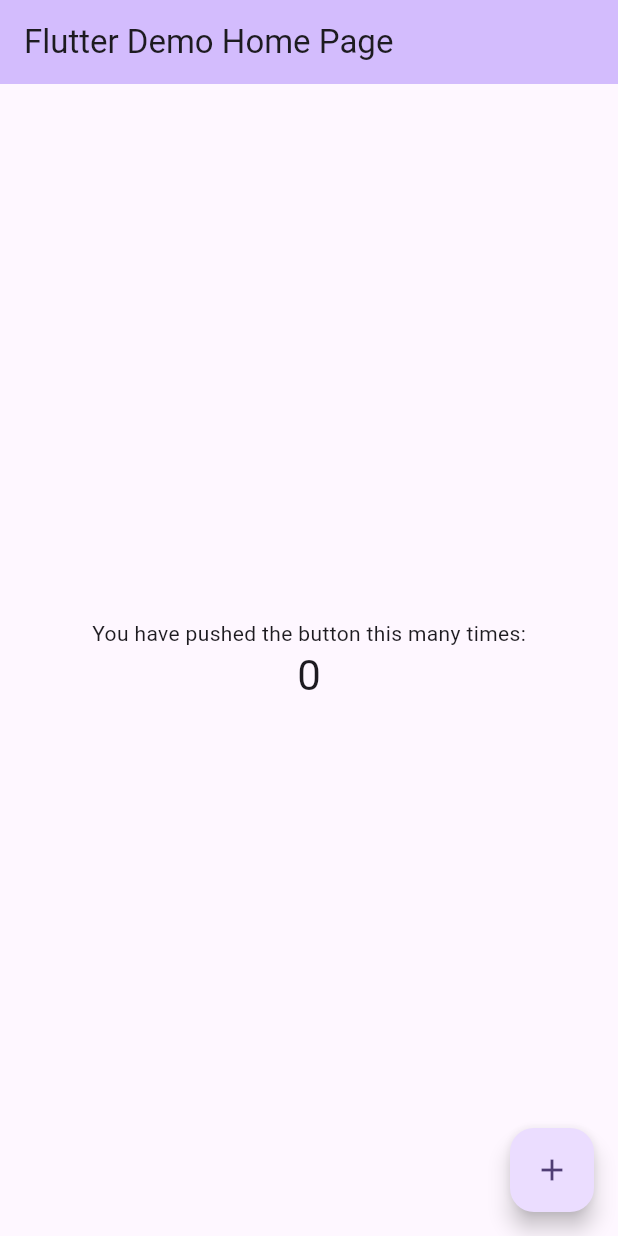
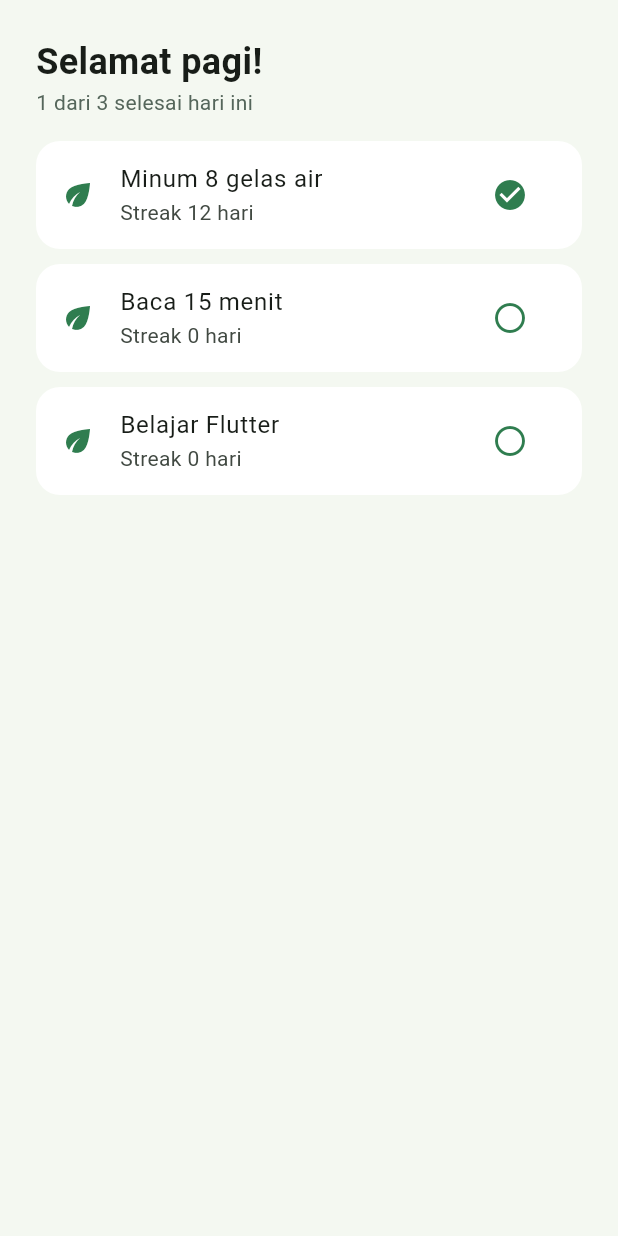
Before and after one commit to irulanam11/routime_OTIMobApps26, a Flutter app: the screen it shows after launch, on a phone screen of 412 x 824 dp. Run offline on Flutter 3.47's test engine with Material 3 defaults, Android fonts, the phone set to English and light mode, and no system bars.

Commit message:
tema, model habit, dan Home screen

```diff
--- a/lib/main.dart
+++ b/lib/main.dart
@@ -1,122 +1,19 @@
-import 'package:material_ui/material_ui.dart';
+import 'package:flutter/material.dart';
+import 'screens/home_screen.dart';
+import 'theme/app_theme.dart';
 
-void main() {
-  runApp(const MyApp());
-}
+void main() => runApp(const RoutimeApp());
 
-class MyApp extends StatelessWidget {
-  const MyApp({super.key});
+class RoutimeApp extends StatelessWidget {
+  const RoutimeApp({super.key});
 
-  // This widget is the root of your application.
   @override
   Widget build(BuildContext context) {
     return MaterialApp(
-      title: 'Flutter Demo',
-      theme: ThemeData(
-        // This is the theme of your application.
-        //
-        // TRY THIS: Try running your application with "flutter run". You'll see
-        // the application has a purple toolbar. Then, without quitting the app,
-        // try changing the seedColor in the colorScheme below to Colors.green
-        // and then invoke "hot reload" (save your changes or press the "hot
-        // reload" button in a Flutter-supported IDE, or press "r" if you used
-        // the command line to start the app).
-        //
-        // Notice that the counter didn't reset back to zero; the application
-        // state is not lost during the reload. To reset the state, use hot
-        // restart instead.
-        //
-        // This works for code too, not just values: Most code changes can be
-        // tested with just a hot reload.
-        colorScheme: .fromSeed(seedColor: Colors.deepPurple),
-      ),
-      home: const MyHomePage(title: 'Flutter Demo Home Page'),
+      title: 'Routime',
+      debugShowCheckedModeBanner: false,
+      theme: AppTheme.light,
+      home: const HomeScreen(),
     );
   }
 }
-
-class MyHomePage extends StatefulWidget {
-  const MyHomePage({super.key, required this.title});
-
-  // This widget is the home page of your application. It is stateful, meaning
-  // that it has a State object (defined below) that contains fields that affect
-  // how it looks.
-
-  // This class is the configuration for the state. It holds the values (in this
-  // case the title) provided by the parent (in this case the App widget) and
-  // used by the build method of the State. Fields in a Widget subclass are
-  // always marked "final".
-
-  final String title;
-
-  @override
-  State<MyHomePage> createState() => _MyHomePageState();
-}
-
-class _MyHomePageState extends State<MyHomePage> {
-  int _counter = 0;
-
-  void _incrementCounter() {
-    setState(() {
-      // This call to setState tells the Flutter framework that something has
-      // changed in this State, which causes it to rerun the build method below
-      // so that the display can reflect the updated values. If we changed
-      // _counter without calling setState(), then the build method would not be
-      // called again, and so nothing would appear to happen.
-      _counter++;
-    });
-  }
-
-  @override
-  Widget build(BuildContext context) {
-    // This method is rerun every time setState is called, for instance as done
-    // by the _incrementCounter method above.
-    //
-    // The Flutter framework has been optimized to make rerunning build methods
-    // fast, so that you can just rebuild anything that needs updating rather
-    // than having to individually change instances of widgets.
-    return Scaffold(
-      appBar: AppBar(
-        // TRY THIS: Try changing the color here to a specific color (to
-        // Colors.amber, perhaps?) and trigger a hot reload to see the AppBar
-        // change color while the other colors stay the same.
-        backgroundColor: Theme.of(context).colorScheme.inversePrimary,
-        // Here we take the value from the MyHomePage object that was created by
-        // the App.build method, and use it to set our appbar title.
-        title: Text(widget.title),
-      ),
-      body: Center(
-        // Center is a layout widget. It takes a single child and positions it
-        // in the middle of the parent.
-        child: Column(
-          // Column is also a layout widget. It takes a list of children and
-          // arranges them vertically. By default, it sizes itself to fit its
-          // children horizontally, and tries to be as tall as its parent.
-          //
-          // Column has various properties to control how it sizes itself and
-          // how it positions its children. Here we use mainAxisAlignment to
-          // center the children vertically; the main axis here is the vertical
-          // axis because Columns are vertical (the cross axis would be
-          // horizontal).
-          //
-          // TRY THIS: Invoke "debug painting" (choose the "Toggle Debug Paint"
-          // action in the IDE, or press "p" in the console), to see the
-          // wireframe for each widget.
-          mainAxisAlignment: .center,
-          children: [
-            const Text('You have pushed the button this many times:'),
-            Text(
-              '$_counter',
-              style: Theme.of(context).textTheme.headlineMedium,
-            ),
-          ],
-        ),
-      ),
-      floatingActionButton: FloatingActionButton(
-        onPressed: _incrementCounter,
-        tooltip: 'Increment',
-        child: const Icon(Icons.add),
-      ),
-    );
-  }
-}
--- /dev/null
+++ b/lib/models/habit.dart
@@ -0,0 +1,27 @@
+class Habit {
+  final String id;
+  String name;
+  int colorValue;
+  Set<String> doneDates; // format 'yyyy-MM-dd'
+
+  Habit({
+    required this.id,
+    required this.name,
+    required this.colorValue,
+    Set<String>? doneDates,
+  }) : doneDates = doneDates ?? {};
+
+  Map<String, dynamic> toJson() => {
+        'id': id,
+        'name': name,
+        'colorValue': colorValue,
+        'doneDates': doneDates.toList(),
+      };
+
+  factory Habit.fromJson(Map<String, dynamic> json) => Habit(
+        id: json['id'],
+        name: json['name'],
+        colorValue: json['colorValue'],
+        doneDates: Set<String>.from(json['doneDates']),
+      );
+}
--- /dev/null
+++ b/lib/screens/home_screen.dart
@@ -0,0 +1,82 @@
+import 'package:flutter/material.dart';
+import '../models/habit.dart';
+import '../theme/app_theme.dart';
+import '../utils/date_utils.dart';
+
+class HomeScreen extends StatefulWidget {
+  const HomeScreen({super.key});
+
+  @override
+  State<HomeScreen> createState() => _HomeScreenState();
+}
+
+class _HomeScreenState extends State<HomeScreen> {
+  // Data dummy sementara. Hari 3 diganti Provider.
+  final List<Habit> _habits = [
+    Habit(
+      id: '1',
+      name: 'Minum 8 gelas air',
+      colorValue: 0xFF2F7D4F,
+      doneDates: {
+        for (var i = 0; i < 12; i++)
+          dateKey(DateTime.now().subtract(Duration(days: i)))
+      },
+    ),
+    Habit(id: '2', name: 'Baca 15 menit', colorValue: 0xFF2F7D4F),
+    Habit(id: '3', name: 'Belajar Flutter', colorValue: 0xFF2F7D4F),
+  ];
+
+  void _toggle(Habit h) {
+    final key = dateKey(DateTime.now());
+    setState(() {
+      h.doneDates.contains(key) ? h.doneDates.remove(key) : h.doneDates.add(key);
+    });
+  }
+
+  @override
+  Widget build(BuildContext context) {
+    final done = _habits.where(isDoneToday).length;
+
+    return Scaffold(
+      body: SafeArea(
+        child: Padding(
+          padding: const EdgeInsets.all(24),
+          child: Column(
+            crossAxisAlignment: CrossAxisAlignment.start,
+            children: [
+              const Text('Selamat pagi!',
+                  style: TextStyle(fontSize: 24, fontWeight: FontWeight.bold)),
+              Text('$done dari ${_habits.length} selesai hari ini',
+                  style: const TextStyle(color: AppColors.muted)),
+              const SizedBox(height: 16),
+              Expanded(
+                child: ListView.builder(
+                  itemCount: _habits.length,
+                  itemBuilder: (context, i) {
+                    final h = _habits[i];
+                    final isDone = isDoneToday(h);
+                    return Card(
+                      margin: const EdgeInsets.only(bottom: 10),
+                      child: ListTile(
+                        leading: const Icon(Icons.eco, color: AppColors.primary),
+                        title: Text(h.name),
+                        subtitle: Text('Streak ${currentStreak(h)} hari'),
+                        trailing: IconButton(
+                          onPressed: () => _toggle(h),
+                          icon: Icon(
+                            isDone ? Icons.check_circle : Icons.circle_outlined,
+                            color: AppColors.primary,
+                          ),
+                        ),
+                      ),
+                    );
+                  },
+                ),
+              ),
+            ],
+          ),
+        ),
+      ),
+    );
+  }
+}
--- /dev/null
+++ b/lib/theme/app_theme.dart
@@ -0,0 +1,34 @@
+import 'package:flutter/material.dart';
+
+class AppColors {
+  static const primary = Color(0xFF2F7D4F);
+  static const accent = Color(0xFFF2A83B);
+  static const background = Color(0xFFF4F8F1);
+  static const text = Color(0xFF1B2A21);
+  static const muted = Color(0xFF55665B);
+}
+
+class AppTheme {
+  static ThemeData get light => ThemeData(
+        useMaterial3: true,
+        colorScheme: ColorScheme.fromSeed(
+          seedColor: AppColors.primary,
+          primary: AppColors.primary,
+          secondary: AppColors.accent,
+          surface: Colors.white,
+        ),
+        scaffoldBackgroundColor: AppColors.background,
+        appBarTheme: const AppBarTheme(
+          backgroundColor: AppColors.background,
+          foregroundColor: AppColors.text,
+          elevation: 0,
+        ),
+        cardTheme: CardThemeData(
+          color: Colors.white,
+          elevation: 0,
+          shape: RoundedRectangleBorder(
+            borderRadius: BorderRadius.circular(16),
+          ),
+        ),
+      );
+}
--- /dev/null
+++ b/lib/utils/date_utils.dart
@@ -0,0 +1,19 @@
+import '../models/habit.dart';
+
+String dateKey(DateTime d) =>
+    '${d.year}-${d.month.toString().padLeft(2, '0')}-${d.day.toString().padLeft(2, '0')}';
+
+bool isDoneToday(Habit h) => h.doneDates.contains(dateKey(DateTime.now()));
+
+int currentStreak(Habit h) {
+  var day = DateTime.now();
+  if (!h.doneDates.contains(dateKey(day))) {
+    day = day.subtract(const Duration(days: 1));
+  }
+  var count = 0;
+  while (h.doneDates.contains(dateKey(day))) {
+    count++;
+    day = day.subtract(const Duration(days: 1));
+  }
+  return count;
+}
--- a/pubspec.yaml
+++ b/pubspec.yaml
@@ -30,7 +30,7 @@ environment:
 dependencies:
   flutter:
     sdk: flutter
-  material_ui: ^1.1.0
+  material_ui: ^1.11.1
 
   # The following adds the Cupertino Icons font to your application.
   # Use with the CupertinoIcons class for iOS style icons.
```
Also changed, not shown: 1 other file.
